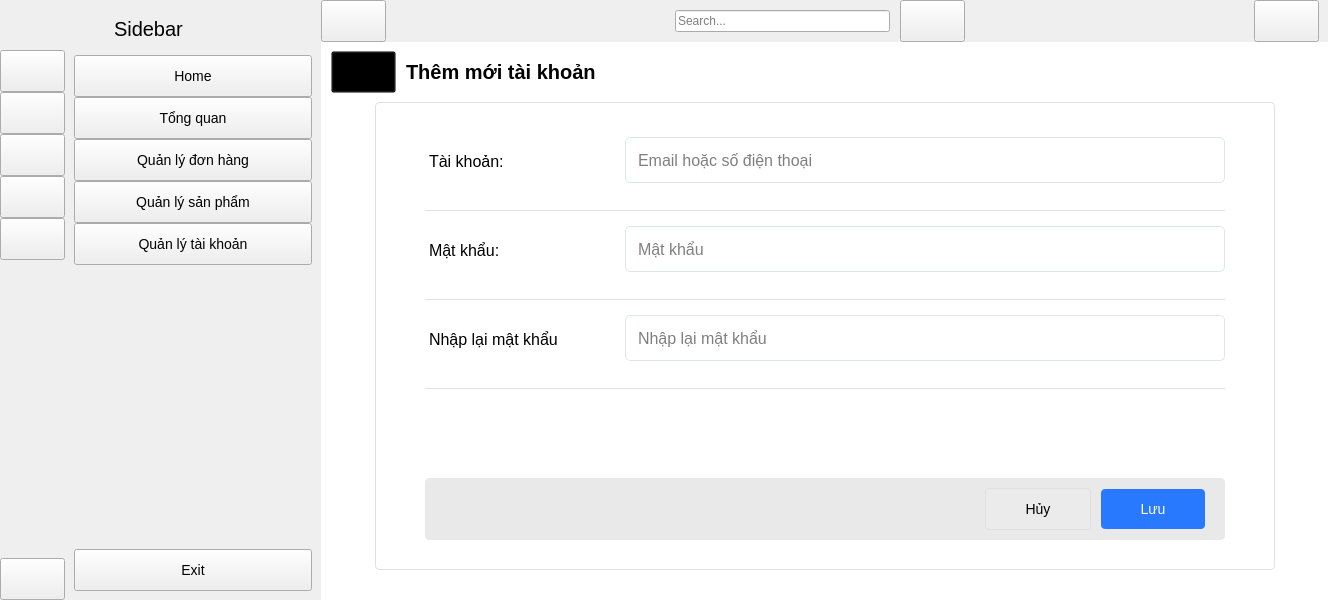
First picture: the form in ui/admin/home.ui, repository dinhphuquy2k1/python-qt5, before the edit.
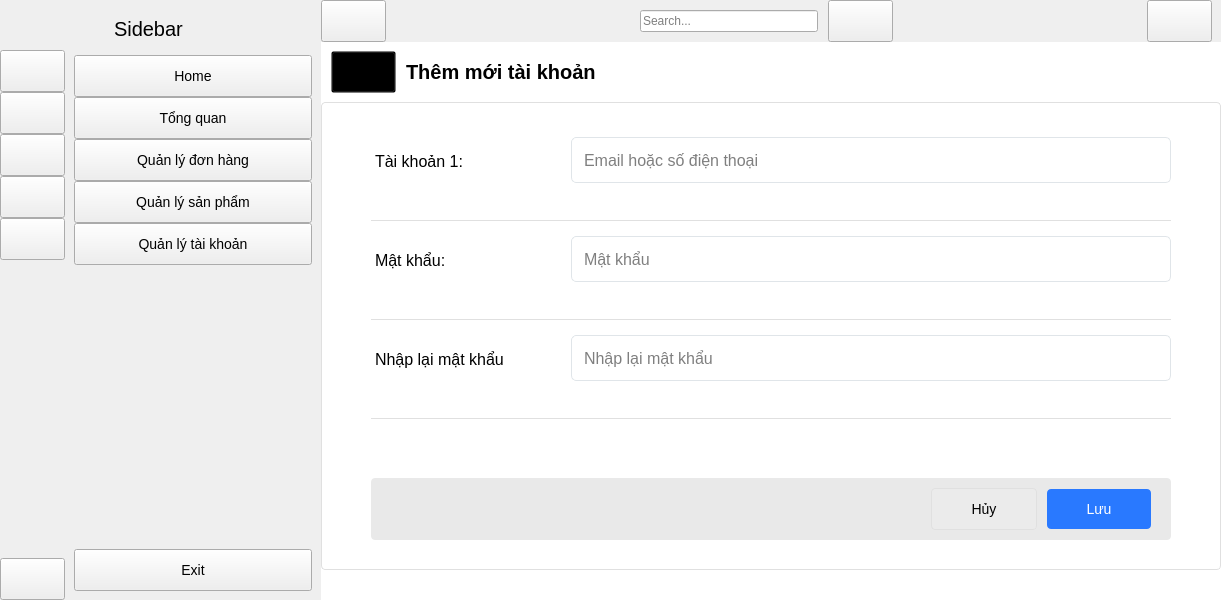
Second picture: the form after the edit. Icons and pictures are not drawn.

Patch:
```diff
--- a/ui/admin/home.ui
+++ b/ui/admin/home.ui
@@ -9,7 +9,7 @@
    <rect>
     <x>0</x>
     <y>0</y>
-    <width>1328</width>
+    <width>1212</width>
     <height>600</height>
    </rect>
   </property>
@@ -1144,7 +1144,7 @@
                                   </size>
                                  </property>
                                  <property name="text">
-                                  <string>Tài khoản:</string>
+                                  <string>Tài khoản 1:</string>
                                  </property>
                                 </widget>
                                </item>
@@ -1170,7 +1170,7 @@
                                    <number>0</number>
                                   </property>
                                   <property name="bottomMargin">
-                                   <number>0</number>
+                                   <number>10</number>
                                   </property>
                                   <item>
                                    <widget class="QLineEdit" name="user_le">
@@ -1273,7 +1273,7 @@
                                    <number>0</number>
                                   </property>
                                   <property name="bottomMargin">
-                                   <number>0</number>
+                                   <number>10</number>
                                   </property>
                                   <item>
                                    <widget class="QLineEdit" name="pass_le">
@@ -1379,7 +1379,7 @@
                                    <number>0</number>
                                   </property>
                                   <property name="bottomMargin">
-                                   <number>0</number>
+                                   <number>10</number>
                                   </property>
                                   <item>
                                    <widget class="QLineEdit" name="confirm_le">
```
Left out of the diff: 7 changed lines with no effect on the pictures.
